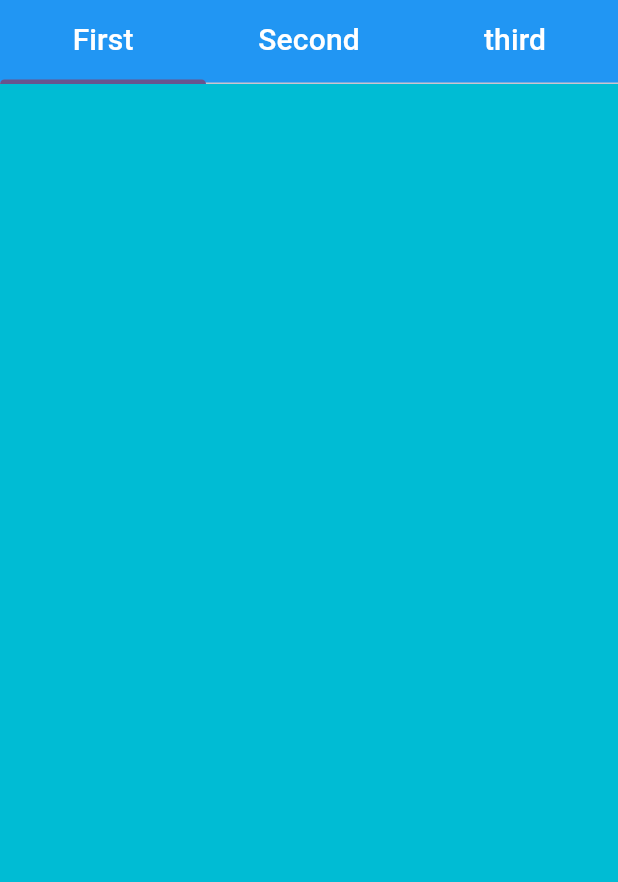
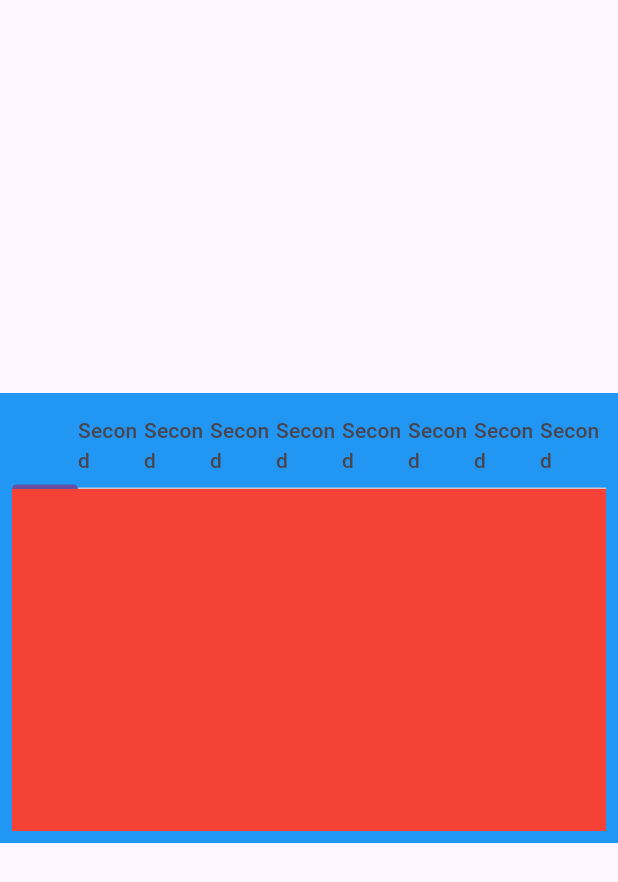
Before and after one commit to MauryaAayush/resume, a Flutter app: the Check_Tabbar screen opened directly, on a phone screen of 412 x 824 dp. Shown: the top 882 px of the screen. Run offline on Flutter 3.47's test engine with Material 3 defaults, Android fonts, the phone set to English and light mode, and no system bars; drawn by our look-alikes of contained_tab_bar_view.

Commit message:
Radhey radhey

```diff
--- a/lib/main.dart
+++ b/lib/main.dart
@@ -14,17 +14,15 @@ void main() {
 class MyApp extends StatelessWidget {
   const MyApp({super.key});
 
-  // This widget is the root of your application.
   @override
   Widget build(BuildContext context) {
     return MaterialApp(
+      debugShowCheckedModeBanner: false,
       title: 'Flutter Demo',
       theme: ThemeData(
-
-        colorScheme: ColorScheme.fromSeed(seedColor: Colors.deepPurple),
         useMaterial3: true,
       ),
-      home: const Check_Tabbar(),
+      home: const Personal_Screen(),
     );
   }
 }
--- a/lib/utils/views/check.dart
+++ b/lib/utils/views/check.dart
@@ -1,3 +1,4 @@
+import 'package:flutter/cupertino.dart';
 import 'package:flutter/material.dart';
 import 'package:contained_tab_bar_view/contained_tab_bar_view.dart';
 
@@ -14,46 +15,36 @@ class _Check_TabbarState extends State<Check_Tabbar> {
     return Scaffold(
       body: Center(
         child: Container(
-              color: Colors.blue,
+          padding: const EdgeInsets.all(8.0),
+          color: Colors.blue,
           width: double.infinity,
-          height: double.infinity,
+          height: 300,
           child: ContainedTabBarView(
-            tabBarViewProperties: TabBarViewProperties(
+            tabs: [
+              Text('First'),
+              Text('Second'),
+              Text('Second'),
+              Text('Second'),
+              Text('Second'),
+              Text('Second'),
+              Text('Second'),
+              Text('Second'),
+              Text('Second'),
 
-            ),
-            tabBarProperties: TabBarProperties(
-              position: TabBarPosition.top
-            ),
-            tabs: [
-            Text('First',style: TextStyle(
-              color: Colors.white,
-              fontSize: 20
-            ),),
-            Text('Second',style: TextStyle(
-                color: Colors.white,
-                fontSize: 20
-            ),),
-            Text('third',style: TextStyle(
-                color: Colors.white,
-                fontSize: 20
-            ),),
-
-
-
-          ], views: [
-            Container(
-              color: Colors.cyan,
-            ),
-            Container(
-              color: Colors.teal,
-            ),
-            Container(
-              color: Colors.green,
-            ),
-
-          ],
-          onChange: (index) => print(index),
-          )  ,
+            ],
+            views: [
+              Container(color: Colors.red),
+              Container(color: Colors.green),
+              Container(color: Colors.green),
+              Container(color: Colors.green),
+              Container(color: Colors.green),
+              Container(color: Colors.green),
+              Container(color: Colors.green),
+              Container(color: Colors.green),
+              Container(color: Colors.green)
+            ],
+            onChange: (index) => print(index),
+          ),
         ),
       ),
 
```
Also changed, not shown: lib/utils/views/Per_Screen.dart (+40 -130 lines).
